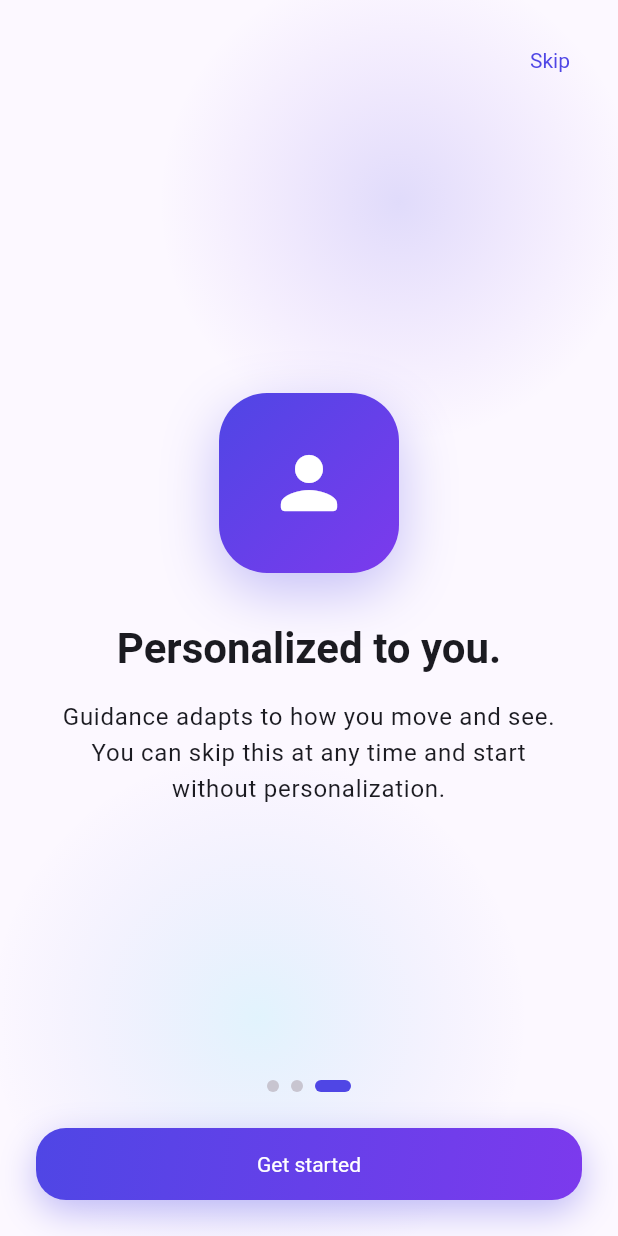
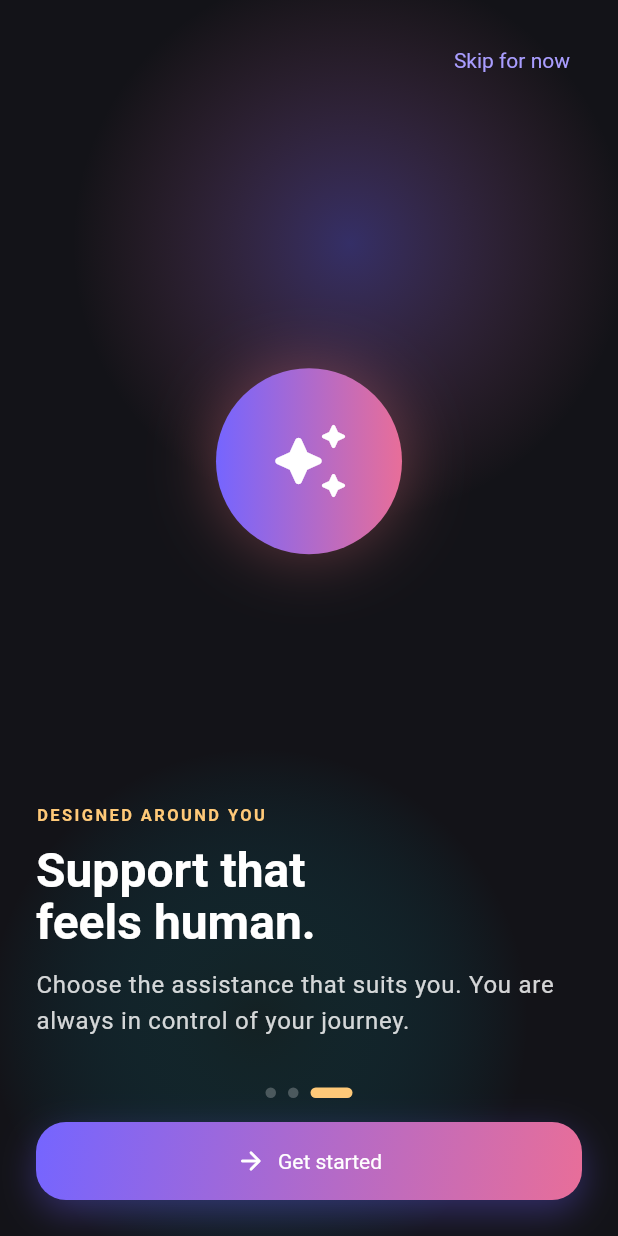
Before and after one commit to DerrickUnleashed/IQOO, a Flutter app: the screen it shows after launch, swiped to page 3, on a phone screen of 412 x 824 dp. Run offline on Flutter 3.47's test engine with Material 3 defaults, Android fonts, the phone set to English and light mode, and no system bars; our stand-ins replace camera, flutter_riverpod, flutter_tts, go_router, shared_preferences, speech_to_text.

Commit message:
feat(ui): dark rose/gold onboarding and home redesign, with bug fixes
Reworks onboarding and home around a darker, warmer rose/gold/navy
identity (forced dark theme, gradient hero card, welcome artwork,
redesigned preference cards) and updates the README to match the
project's actual current state rather than its original aspirational
one.

Fixed three real bugs surfaced while getting this running, none of
which touch the visual design:
- assistance_screen.dart called `ref.read(...)` inside dispose(), which
  Riverpod treats as unsafe once a widget starts unmounting. Leaving the
  camera screen during a live run brought the whole app down. Fixed by
  capturing the provider reference in initState() instead of re-reading
  it during teardown.
- A `const Expanded(...)` in the new home screen wrapped a Text using
  Colors.white.withValues(...), which isn't a valid const expression —
  a real compile error blocking every test and the actual build.
- The home screen's Spacer()-based Column overflowed by 63px against a
  short viewport (visible in the default widget-test surface, and would
  hit real short devices or a larger accessibility text scale too).
  Fixed with the standard LayoutBuilder + ConstrainedBox(minHeight) +
  IntrinsicHeight pattern: identical layout when content fits, scrolls
  instead of overflowing when it doesn't.

Updated 6 stale test assertions to match the new copy ("See what
matters most." instead of "See your environment.", "Skip for now") and
the new primary CTA's implementation (a custom gradient InkWell card
instead of a stock FilledButton) — not app bugs, tests catching up to
an intentional redesign. flutter analyze clean, all 102 tests pass.

Also excludes apps/mobile/.tooling/ via .gitignore — a ~5GB local
Flutter SDK checkout with its own nested .git left behind by tooling,
not project content.

Co-Authored-By: Claude Sonnet 5 <noreply@anthropic.com>

```diff
--- a/apps/mobile/lib/core/theme/app_colors.dart
+++ b/apps/mobile/lib/core/theme/app_colors.dart
@@ -14,11 +14,14 @@ class AppColors {
   AppColors._();
 
   // Brand — indigo/violet.
-  static const Color primary = Color(0xFF4F46E5);
-  static const Color primaryContainer = Color(0xFFE0E1FF);
+  static const Color primary = Color(0xFF6D5DFB);
+  static const Color primaryContainer = Color(0xFFE7E2FF);
   static const Color onPrimary = Color(0xFFFFFFFF);
   static const Color onPrimaryContainer = Color(0xFF1E1B4B);
-  static const Color primaryDark = Color(0xFF818CF8);
+  static const Color primaryDark = Color(0xFFA99DFF);
+  static const Color rose = Color(0xFFFF7E8B);
+  static const Color gold = Color(0xFFFFC978);
+  static const Color forest = Color(0xFF163D39);
 
   // Accent — electric cyan, reserved for "live AI" moments (voice
   // listening, active reasoning glow, focus).
@@ -28,9 +31,9 @@ class AppColors {
   // Neutrals — cool, near-black/near-white rather than warm cream, for
   // a cleaner, more premium surface.
   static const Color surface = Color(0xFFFAFAFC);
-  static const Color surfaceDark = Color(0xFF0B0B12);
+  static const Color surfaceDark = Color(0xFF0B1020);
   static const Color surfaceContainer = Color(0xFFF1F1F8);
-  static const Color surfaceContainerDark = Color(0xFF16161F);
+  static const Color surfaceContainerDark = Color(0xFF141B30);
   static const Color onSurface = Color(0xFF16161D);
   static const Color onSurfaceDark = Color(0xFFE5E5F0);
   static const Color outline = Color(0xFF8A8A9A);
@@ -48,14 +51,14 @@ class AppColors {
 
   /// The primary call-to-action / hero gradient.
   static const List<Color> heroGradient = [
-    Color(0xFF4F46E5),
-    Color(0xFF7C3AED),
+    Color(0xFF7565FF),
+    Color(0xFFE86E99),
   ];
 
   /// The "live AI" gradient used for the voice button glow and active
   /// reasoning states.
   static const List<Color> glowGradient = [
-    Color(0xFF22D3EE),
-    Color(0xFF4F46E5),
+    Color(0xFF25D7E8),
+    Color(0xFF7565FF),
   ];
 }
--- a/apps/mobile/lib/features/onboarding/presentation/onboarding_pager.dart
+++ b/apps/mobile/lib/features/onboarding/presentation/onboarding_pager.dart
@@ -4,182 +4,80 @@ import '../../../core/theme/app_colors.dart';
 import '../../../core/theme/app_spacing.dart';
 import '../../../shared/widgets/index.dart';
 
-/// A single onboarding explanation page.
 class OnboardingPageView {
-  const OnboardingPageView({
-    required this.icon,
-    required this.title,
-    required this.body,
-  });
-
+  const OnboardingPageView({required this.icon, required this.eyebrow, required this.title, required this.body});
   final IconData icon;
+  final String eyebrow;
   final String title;
   final String body;
 }
 
-const List<OnboardingPageView> onboardingPages = [
-  OnboardingPageView(
-    icon: Icons.travel_explore_rounded,
-    title: 'Your AI accessibility copilot.',
-    body: 'AccessCopilot turns your camera into a personal guide that decides what you should do next — not just what is around you.',
-  ),
-  OnboardingPageView(
-    icon: Icons.visibility_rounded,
-    title: 'See your environment.',
-    body: 'Understand what matters, then take the safest accessible route. Obstacles, signs, ramps and stairs are read for you automatically.',
-  ),
-  OnboardingPageView(
-    icon: Icons.person_rounded,
-    title: 'Personalized to you.',
-    body: 'Guidance adapts to how you move and see. You can skip this at any time and start without personalization.',
-  ),
+const onboardingPages = [
+  OnboardingPageView(icon: Icons.travel_explore_rounded, eyebrow: 'ACCESSIBILITY, MADE PERSONAL', title: 'Your AI accessibility copilot.', body: 'Your AI companion sees, understands and helps you move through the world — with you, for you.'),
+  OnboardingPageView(icon: Icons.visibility_rounded, eyebrow: 'A CALMER WAY TO MOVE', title: 'See what matters\nmost.', body: 'Understand your surroundings, find safer routes, and get clear guidance when you need it.'),
+  OnboardingPageView(icon: Icons.auto_awesome_rounded, eyebrow: 'DESIGNED AROUND YOU', title: 'Support that\nfeels human.', body: 'Choose the assistance that suits you. You are always in control of your journey.'),
 ];
 
-/// Full-screen paged onboarding view with progress dots.
 class OnboardingPager extends StatefulWidget {
   const OnboardingPager({super.key, required this.onFinished});
-
   final VoidCallback onFinished;
-
-  @override
-  State<OnboardingPager> createState() => _OnboardingPagerState();
+  @override State<OnboardingPager> createState() => _OnboardingPagerState();
 }
 
 class _OnboardingPagerState extends State<OnboardingPager> {
   final _controller = PageController();
   int _index = 0;
+  @override void dispose() { _controller.dispose(); super.dispose(); }
+  void _next() => _index == onboardingPages.length - 1 ? widget.onFinished() : _controller.nextPage(duration: const Duration(milliseconds: 350), curve: Curves.easeOutCubic);
 
   @override
-  void dispose() {
-    _controller.dispose();
-    super.dispose();
-  }
+  Widget build(BuildContext context) => Scaffold(
+    body: Stack(children: [
+      const Positioned.fill(child: AmbientBackground()),
+      SafeArea(child: Column(children: [
+        Align(alignment: Alignment.centerRight, child: Padding(padding: const EdgeInsets.all(AppSpacing.lg), child: TextButton(onPressed: widget.onFinished, child: const Text('Skip for now')))),
+        Expanded(child: PageView.builder(controller: _controller, itemCount: onboardingPages.length, onPageChanged: (value) => setState(() => _index = value), itemBuilder: (context, i) => _OnboardingContent(page: onboardingPages[i], isWelcome: i == 0))),
+        Row(mainAxisAlignment: MainAxisAlignment.center, children: List.generate(onboardingPages.length, (i) => AnimatedContainer(duration: const Duration(milliseconds: 200), margin: const EdgeInsets.symmetric(horizontal: 4), width: i == _index ? 28 : 7, height: 7, decoration: BoxDecoration(color: i == _index ? AppColors.gold : Colors.white24, borderRadius: BorderRadius.circular(99))))),
+        Padding(padding: const EdgeInsets.fromLTRB(AppSpacing.xl, AppSpacing.lg, AppSpacing.xl, AppSpacing.xl), child: PrimaryButton(onPressed: _next, icon: _index == onboardingPages.length - 1 ? Icons.arrow_forward_rounded : null, child: Text(_index == onboardingPages.length - 1 ? 'Get started' : 'Continue'))),
+      ])),
+    ]),
+  );
+}
 
-  void _next() {
-    if (_index < onboardingPages.length - 1) {
-      _controller.nextPage(
-        duration: const Duration(milliseconds: 300),
-        curve: Curves.easeOut,
-      );
-    } else {
-      widget.onFinished();
-    }
-  }
+class _OnboardingContent extends StatelessWidget {
+  const _OnboardingContent({required this.page, required this.isWelcome});
+  final OnboardingPageView page;
+  final bool isWelcome;
+  @override
+  Widget build(BuildContext context) => Padding(
+    padding: const EdgeInsets.symmetric(horizontal: AppSpacing.xl),
+    child: Column(crossAxisAlignment: CrossAxisAlignment.start, children: [
+      Expanded(child: isWelcome ? const _WelcomeArtwork() : Center(child: _PageIcon(icon: page.icon))),
+      Text(page.eyebrow, style: Theme.of(context).textTheme.labelSmall?.copyWith(color: AppColors.gold, letterSpacing: 1.6)),
+      const SizedBox(height: AppSpacing.md),
+      Text(page.title, style: Theme.of(context).textTheme.headlineLarge?.copyWith(color: Colors.white, height: 1.08)),
+      const SizedBox(height: AppSpacing.md),
+      Text(page.body, style: Theme.of(context).textTheme.bodyLarge?.copyWith(color: Colors.white.withValues(alpha: .82))),
+      const SizedBox(height: AppSpacing.xxl),
+    ]),
+  );
+}
 
+class _WelcomeArtwork extends StatelessWidget {
+  const _WelcomeArtwork();
   @override
-  Widget build(BuildContext context) {
-    final scheme = Theme.of(context).colorScheme;
+  Widget build(BuildContext context) => Padding(
+    padding: const EdgeInsets.only(top: AppSpacing.md, bottom: AppSpacing.xl),
+    child: ClipRRect(borderRadius: BorderRadius.circular(32), child: Stack(fit: StackFit.expand, children: [
+      Image.asset('assets/images/onboarding-path.png', fit: BoxFit.cover),
+      const DecoratedBox(decoration: BoxDecoration(gradient: LinearGradient(begin: Alignment.topCenter, end: Alignment.bottomCenter, colors: [Colors.transparent, Color(0xE60B1020)]))),
+      const Positioned(left: 22, right: 22, bottom: 26, child: Text('“Every path deserves\na way forward.”', style: TextStyle(color: Colors.white, fontSize: 21, fontStyle: FontStyle.italic, height: 1.2))),
+    ])),
+  );
+}
 
-    return Scaffold(
-      body: Stack(
-        children: [
-          const Positioned.fill(child: AmbientBackground()),
-          SafeArea(
-        child: Column(
-          children: [
-            Align(
-              alignment: Alignment.centerRight,
-              child: Padding(
-                padding: const EdgeInsets.all(AppSpacing.lg),
-                child: TextButton(
-                  onPressed: widget.onFinished,
-                  child: const Text('Skip'),
-                ),
-              ),
-            ),
-            Expanded(
-              child: PageView.builder(
-                controller: _controller,
-                itemCount: onboardingPages.length,
-                onPageChanged: (i) => setState(() => _index = i),
-                itemBuilder: (context, i) {
-                  final page = onboardingPages[i];
-                  return Padding(
-                    padding: const EdgeInsets.symmetric(
-                      horizontal: AppSpacing.xxl,
-                    ),
-                    child: Column(
-                      mainAxisAlignment: MainAxisAlignment.center,
-                      crossAxisAlignment: CrossAxisAlignment.center,
-                      children: [
-                        Container(
-                          width: 120,
-                          height: 120,
-                          decoration: BoxDecoration(
-                            borderRadius: BorderRadius.circular(32),
-                            gradient: const LinearGradient(
-                              colors: AppColors.heroGradient,
-                              begin: Alignment.topLeft,
-                              end: Alignment.bottomRight,
-                            ),
-                            boxShadow: [
-                              BoxShadow(
-                                color: AppColors.primary.withValues(alpha: 0.32),
-                                blurRadius: 32,
-                                offset: const Offset(0, 12),
-                              ),
-                            ],
-                          ),
-                          child: Icon(
-                            page.icon,
-                            size: 56,
-                            color: Colors.white,
-                          ),
-                        ),
-                        const SizedBox(height: AppSpacing.xxl),
-                        Text(
-                          page.title,
-                          textAlign: TextAlign.center,
-                          style: Theme.of(context).textTheme.headlineMedium,
-                        ),
-                        const SizedBox(height: AppSpacing.lg),
-                        Text(
-                          page.body,
-                          textAlign: TextAlign.center,
-                          style: Theme.of(context).textTheme.bodyLarge,
-                        ),
-                      ],
-                    ),
-                  );
-                },
-              ),
-            ),
-            Row(
-              mainAxisAlignment: MainAxisAlignment.center,
-              children: [
-                for (var i = 0; i < onboardingPages.length; i++)
-                  AnimatedContainer(
-                    duration: const Duration(milliseconds: 200),
-                    margin: const EdgeInsets.symmetric(
-                      horizontal: AppSpacing.xs,
-                    ),
-                    width: i == _index ? 24 : 8,
-                    height: 8,
-                    decoration: BoxDecoration(
-                      color: i == _index
-                          ? scheme.primary
-                          : scheme.outlineVariant,
-                      borderRadius: BorderRadius.circular(999),
-                    ),
-                  ),
-              ],
-            ),
-            Padding(
-              padding: const EdgeInsets.all(AppSpacing.xl),
-              child: PrimaryButton(
-                onPressed: _next,
-                child: Text(
-                  _index == onboardingPages.length - 1
-                      ? 'Get started'
-                      : 'Continue',
-                ),
-              ),
-            ),
-          ],
-        ),
-          ),
-        ],
-      ),
-    );
-  }
+class _PageIcon extends StatelessWidget {
+  const _PageIcon({required this.icon}); final IconData icon;
+  @override
+  Widget build(BuildContext context) => Container(width: 124, height: 124, decoration: BoxDecoration(shape: BoxShape.circle, gradient: const LinearGradient(colors: AppColors.heroGradient), boxShadow: [BoxShadow(color: AppColors.rose.withValues(alpha: .35), blurRadius: 38)]), child: Icon(icon, color: Colors.white, size: 56));
 }
--- a/apps/mobile/lib/main.dart
+++ b/apps/mobile/lib/main.dart
@@ -44,6 +44,7 @@ class _AccessCopilotAppState extends ConsumerState<AccessCopilotApp>
       routerConfig: router,
       theme: AppTheme.light(),
       darkTheme: AppTheme.dark(),
+      themeMode: ThemeMode.dark,
     );
   }
 }
--- a/apps/mobile/lib/shared/widgets/ambient_background.dart
+++ b/apps/mobile/lib/shared/widgets/ambient_background.dart
@@ -54,16 +54,16 @@ class _AmbientBackgroundState extends State<AmbientBackground>
           return Stack(
             children: [
               _Blob(
-                diameter: 260 + (t * 60),
+                diameter: 310 + (t * 60),
                 alignment: const Alignment(1.3, -1.1),
                 colors: AppColors.heroGradient,
-                opacity: (isDark ? 0.30 : 0.16) * t,
+                opacity: (isDark ? 0.34 : 0.16) * t,
               ),
               _Blob(
                 diameter: 280 + (t * 80),
                 alignment: const Alignment(-1.3, 1.15),
-                colors: AppColors.glowGradient,
-                opacity: (isDark ? 0.24 : 0.12) * t,
+                colors: const [AppColors.forest, AppColors.accent],
+                opacity: (isDark ? 0.32 : 0.12) * t,
               ),
             ],
           );
--- a/apps/mobile/pubspec.yaml
+++ b/apps/mobile/pubspec.yaml
@@ -65,6 +65,9 @@ flutter:
   # the material Icons class.
   uses-material-design: true
 
+  assets:
+    - assets/images/onboarding-path.png
+
   # To add assets to your application, add an assets section, like this:
   # assets:
   #   - images/a_dot_burr.jpeg
```
Also changed, not shown: apps/mobile/lib/features/assistance/presentation/assistance_screen.dart (+12 -7 lines), apps/mobile/lib/features/home/presentation/home_screen.dart (+50 -243 lines), apps/mobile/lib/shared/widgets/preference_group.dart (+47 -66 lines), apps/mobile/assets/images/onboarding-path.png (added), 4 other files.
